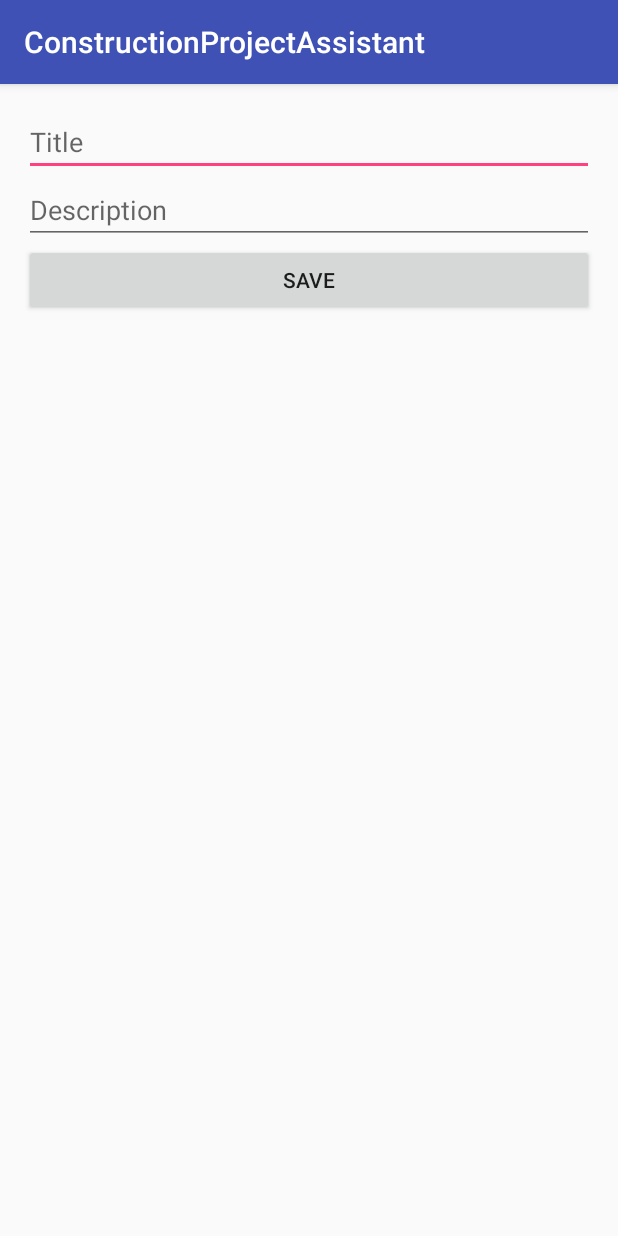
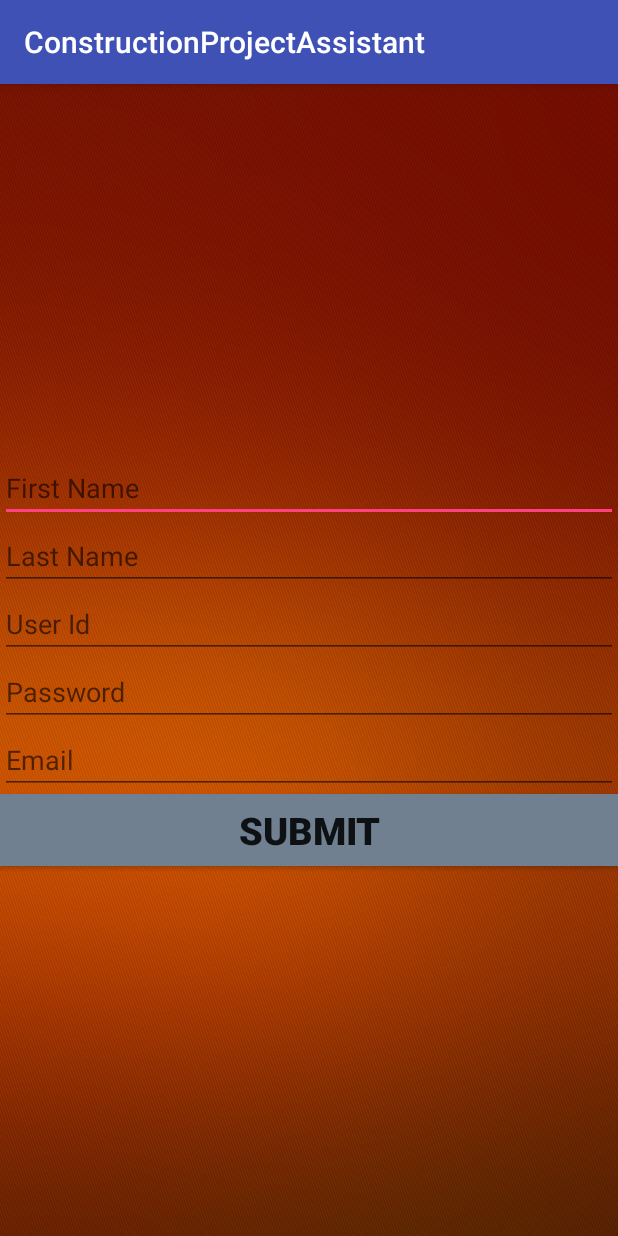
Before and after one commit to dymyll/ConstructionProjectAssistant, an Android app: the SecondActivity screen opened directly, with no data from a screen before it, on a phone screen of 412 x 824 dp. Run offline under Robolectric (Android 15) with nearby library versions, the phone set to English and light mode, and no system bars; our stand-ins replace Firebase (no records; nobody signed in at launch, a user with empty details on screens opened directly).

Commit message:
The registration is formatted and change from firestore to realtime database

```diff
--- a/app/src/main/java/com/android/constructionprojectassistant/SecondActivity.java
+++ b/app/src/main/java/com/android/constructionprojectassistant/SecondActivity.java
@@ -1,5 +1,7 @@
 package com.android.constructionprojectassistant;
 
+import android.content.Context;
+import android.content.Intent;
 import android.support.annotation.NonNull;
 import android.support.v7.app.AppCompatActivity;
 import android.os.Bundle;
@@ -12,14 +14,22 @@ import android.widget.Toast;
 
 import com.google.android.gms.tasks.OnFailureListener;
 import com.google.android.gms.tasks.OnSuccessListener;
-import com.google.firebase.firestore.FirebaseFirestore;
+import com.google.firebase.database.DataSnapshot;
+import com.google.firebase.database.DatabaseError;
+import com.google.firebase.database.DatabaseReference;
+import com.google.firebase.database.FirebaseDatabase;
+import com.google.firebase.database.ValueEventListener;
+//import com.google.firebase.firestore.FirebaseFirestore;
+//import com.google.firebase.database.DataSnapshot;
 //tes
 
 import java.util.HashMap;
 import java.util.Map;
+import java.util.UUID;
 
 public class SecondActivity extends AppCompatActivity {
     private static final String TAG = "SecondActivity";
+    public  static final String EXTRA_CRIME_ID = "testing";
 
     private static final String KEY_TITLE = "title";
     private static final String KEY_DESCRIPTION = "description";
@@ -27,44 +37,96 @@ public class SecondActivity extends AppCompatActivity {
     private EditText editTextTitle;
     private EditText editTextDescription;
 
-    private FirebaseFirestore db = FirebaseFirestore.getInstance();
+    //private FirebaseFirestore db = FirebaseFirestore.getInstance();
 
-   /* private EditText FirstName;
-    private EditText LastName;
-    private EditText Username;
-    private EditText Password;
-    private EditText Email;
-    */
+//
+
+    private EditText firstname;
+    //     private EditText Last
+//     private EditText Username;
+//     private EditText Password;
+//     private EditText Email;
     @Override
     protected void onCreate(Bundle savedInstanceState) {
         super.onCreate(savedInstanceState);
         setContentView(R.layout.activity_second);
 
-        editTextTitle = findViewById(R.id.edit_text_title);
-        editTextDescription = findViewById(R.id.edit_text_description);
-    }
-    public void saveNote(View v) {
-        String title = editTextTitle.getText().toString();
-        String description = editTextDescription.getText().toString();
+        final FirebaseDatabase database = FirebaseDatabase.getInstance();
 
-        Map<String, Object> note = new HashMap<>();
-        note.put(KEY_TITLE, title);
-        note.put(KEY_DESCRIPTION, description);
+        final EditText fname = findViewById(R.id.edit_text_firstname);
+        final EditText lname = findViewById(R.id.edit_text_lastname);
+        final EditText username = findViewById(R.id.edit_text_userid);
+        final EditText password = findViewById(R.id.edit_text_password);
+        final EditText email = findViewById(R.id.edit_text_email);
 
-        db.document("Notebook/My First Note");
-        db.collection("Notebook").document("My First Note").set(note)
-                .addOnSuccessListener(new OnSuccessListener<Void>() {
+
+
+        Button button = findViewById(R.id.SubmitButton);
+
+        button.setOnClickListener(new View.OnClickListener() {
+
+            @Override
+
+            public void onClick(View view)
+
+            {
+
+                final Context context = getApplicationContext();
+                //Sets message to the input from above
+                final String userf = fname.getText().toString();
+                final String userl = lname.getText().toString();
+                final String id = username.getText().toString();
+                final String pass = password.getText().toString();
+                final String ema = email.getText().toString();
+                //Write to database
+                DatabaseReference firebaseRef = database.getReference("message_post");
+                firebaseRef.setValue("Profile Created");
+                firebaseRef.addValueEventListener(new ValueEventListener() {
                     @Override
-                    public void onSuccess (Void aVoid){
-                        Toast.makeText(SecondActivity.this, "Note Saved", Toast.LENGTH_SHORT).show();
+                    public void onDataChange(DataSnapshot dataSnapshot) {
+                        String valueFromFirebase = dataSnapshot.getValue(String.class);
+                        Toast toast = Toast.makeText(context, "Profile Created" , Toast.LENGTH_LONG);
+                        //Toast.makeText(SecondActivity.this, "Hello World", + message, Toast.LENGTH_SHORT).show();
+                        toast.show();
                     }
-                })
-                .addOnFailureListener(new OnFailureListener() {
+
                     @Override
-                    public void onFailure(@NonNull Exception e){
-                        Toast.makeText(SecondActivity.this, "Error!", Toast.LENGTH_SHORT).show();
-                        Log.d(TAG, e.toString());
+                    public void onCancelled(DatabaseError databaseError) {
+
+                    }
+
+                });
             }
         });
     }
 }
+
+
+//
+//        editTextTitle = findViewById(R.id.edit_text_title);
+//        editTextDescription = findViewById(R.id.edit_text_description);
+//    }
+//    public void saveNote(View v) {
+//        String title = editTextTitle.getText().toString();
+//        String description = editTextDescription.getText().toString();
+//
+//        Map<String, Object> note = new HashMap<>();
+//        note.put(KEY_TITLE, title);
+//        note.put(KEY_DESCRIPTION, description);
+//
+//        db.document("Notebook/My First Note");
+//        db.collection("Notebook").document("My First Note").set(note)
+//                .addOnSuccessListener(new OnSuccessListener<Void>() {
+//                    @Override
+//                    public void onSuccess (Void aVoid){
+//
+//                })
+//                .addOnFailureListener(new OnFailureListener() {
+//                    @Override
+//                    public void onFailure(@NonNull Exception e){
+//                        Toast.makeText(SecondActivity.this, "Error!", Toast.LENGTH_SHORT).show();
+//                        Log.d(TAG, e.toString());
+//            }
+//        });
+//            };            });
+//        };
--- a/app/src/main/res/layout/activity_second.xml
+++ b/app/src/main/res/layout/activity_second.xml
@@ -3,28 +3,57 @@
     xmlns:app="http://schemas.android.com/apk/res-auto"
     xmlns:tools="http://schemas.android.com/tools"
     android:layout_width="match_parent"
-    android:layout_height="match_parent"
+    android:layout_height="wrap_content"
+    android:background="@drawable/orangebg"
+    android:gravity="center_vertical"
     android:orientation="vertical"
-    android:padding="16dp"
+    android:visibility="visible"
     tools:context="com.android.constructionprojectassistant.SecondActivity">
 
+
     <EditText
-        android:id="@+id/edit_text_title"
+        android:id="@+id/edit_text_firstname"
         android:layout_width="match_parent"
         android:layout_height="wrap_content"
-        android:hint="Title"
+        android:hint="First Name"
         android:inputType="text" />
 
     <EditText
-        android:id="@+id/edit_text_description"
+        android:id="@+id/edit_text_lastname"
         android:layout_width="match_parent"
         android:layout_height="wrap_content"
-        android:hint="Description"
-        android:inputType="text"/>
-    <Button
+        android:hint="Last Name"
+        android:inputType="text" />
+
+    <EditText
+        android:id="@+id/edit_text_userid"
         android:layout_width="match_parent"
         android:layout_height="wrap_content"
-        android:text="Save"
-        android:onClick="saveNote"/>
+        android:hint="User Id"
+        android:inputType="text" />
+
+    <EditText
+        android:id="@+id/edit_text_password"
+        android:layout_width="match_parent"
+        android:layout_height="wrap_content"
+        android:hint="Password"
+        android:inputType="text" />
+
+    <EditText
+        android:id="@+id/edit_text_email"
+        android:layout_width="match_parent"
+        android:layout_height="wrap_content"
+        android:hint="Email"
+        android:inputType="text" />
+
+
+    <Button
+        android:id="@+id/SubmitButton"
+        android:layout_width="match_parent"
+        android:layout_height="wrap_content"
+        android:background="#708090"
+        android:text="Submit"
+        android:textSize="25sp"
+        android:textStyle="bold" />
 
 </LinearLayout>
--- a/app/src/main/res/values/strings.xml
+++ b/app/src/main/res/values/strings.xml
@@ -3,10 +3,9 @@
     <string name="LastName">Last Name</string>
     <string name="FirstName">First Name</string>
     <string name="UserName">Username</string>
-    <string name="DOB">Date of Birth</string>
+    <string name="Password">Password</string>
     <string name="new_customer">New Customer</string>
     <string name="EmailAddress">Email Address</string>
     <string name="show_subtitle">Show Subtitle</string>
-    <string name="Password">Password</string>
     <string name="title_activity_second">SecondActivity</string>
 </resources>
```
Also changed, not shown: app/build.gradle (+11 -8 lines), app/src/main/java/com/android/constructionprojectassistant/MainActivity.java (+11 -2 lines), build.gradle (+6 -1 lines).
